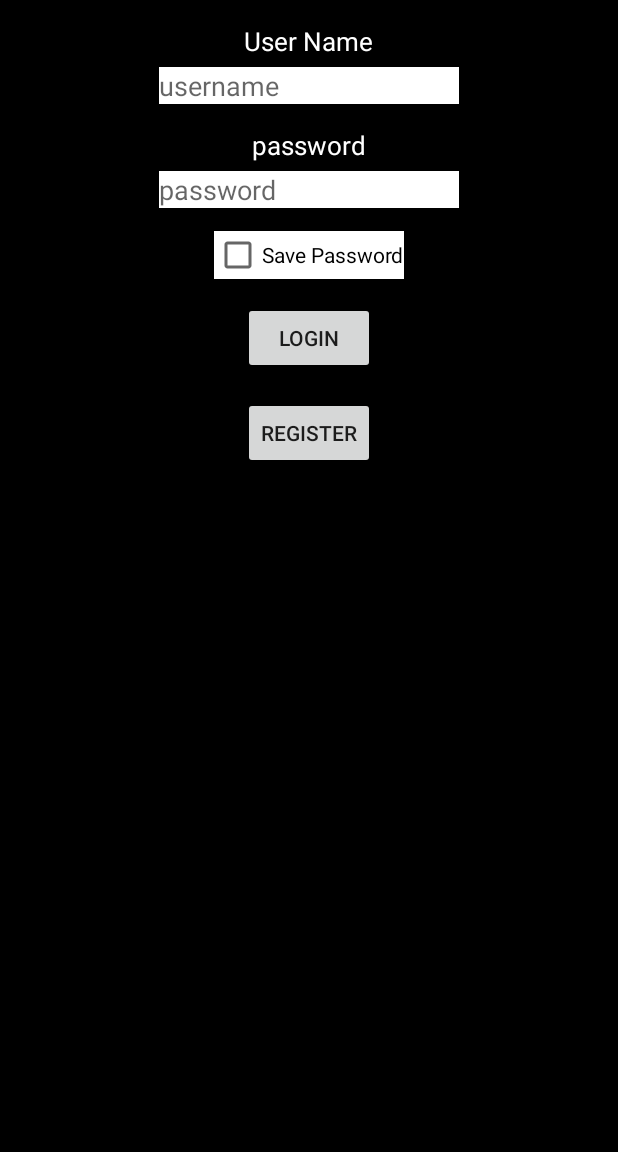
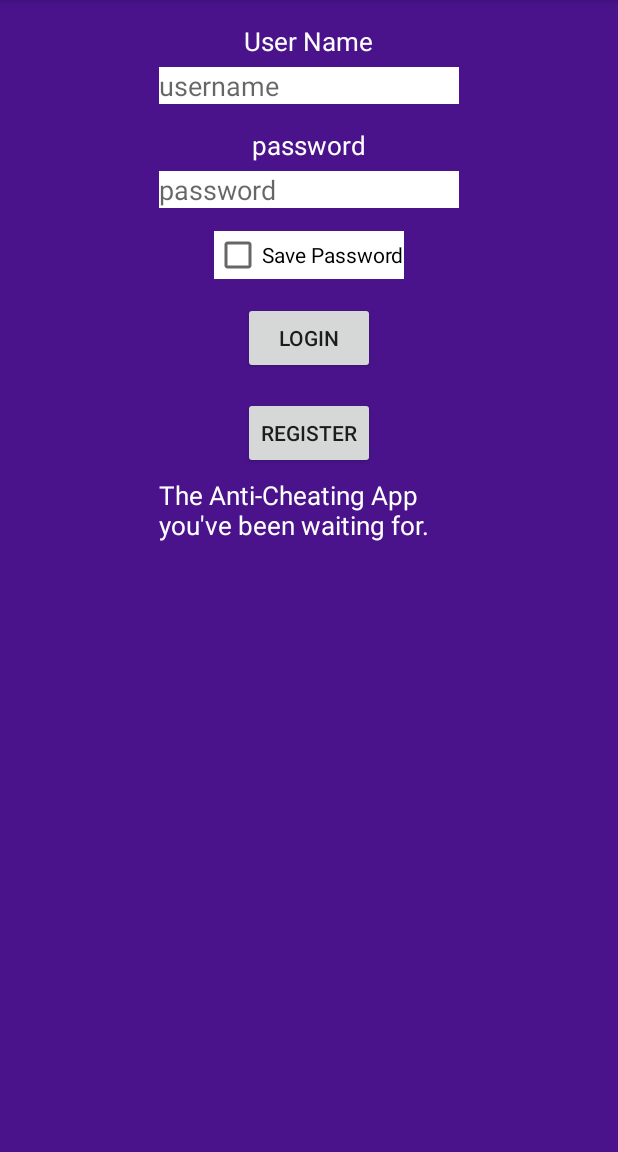
Before and after one commit to Waynekellman/JavaDon-tLie, an Android app: the screen it shows after launch (LoginActivity), on a phone screen of 412 x 824 dp, the part 84-1236 px from its top. Run offline under Robolectric (Android 15) with nearby library versions, the phone set to English and light mode, and no system bars; our stand-ins replace Room's generated code.

Commit message:
more design

```diff
--- a/app/src/main/java/com/nyc/javadontlie/StartActivity.java
+++ b/app/src/main/java/com/nyc/javadontlie/StartActivity.java
@@ -7,7 +7,6 @@ import android.support.v7.app.AppCompatActivity;
 import android.os.Bundle;
 import android.support.v7.widget.LinearLayoutManager;
 import android.support.v7.widget.RecyclerView;
-import android.util.Log;
 import android.view.Gravity;
 import android.view.LayoutInflater;
 import android.view.Menu;
@@ -194,7 +193,7 @@ public class StartActivity extends AppCompatActivity {
 
 
         switch (item.getItemId()) {
-            case R.id.about:
+            case R.id.about_start:
                 // get a reference to the already created main layout
                 LinearLayout mainLayout = (LinearLayout)
                         findViewById(R.id.start_main_layout);
--- a/app/src/main/res/layout-land/activity_login.xml
+++ b/app/src/main/res/layout-land/activity_login.xml
@@ -5,7 +5,7 @@
     android:id="@+id/login_layout"
     android:layout_width="match_parent"
     android:layout_height="match_parent"
-    android:background="#000"
+    android:background="#4a138c"
     android:orientation="vertical"
     tools:context="com.nyc.javadontlie.LoginActivity">
 
@@ -15,7 +15,7 @@
         android:layout_height="wrap_content"
         android:layout_gravity="center_horizontal"
         android:layout_marginBottom="5dp"
-        android:layout_marginTop="40dp"
+        android:layout_marginTop="15dp"
         android:text="User Name"
         android:textColor="#fff"
         android:textSize="17dp" />
@@ -83,4 +83,14 @@
             android:text="Register" />
     </RelativeLayout>
 
+    <TextView
+        android:layout_width="wrap_content"
+        android:layout_height="wrap_content"
+        android:layout_gravity="center_horizontal"
+        android:textColor="#fff"
+        android:textSize="17dp"
+        android:text="The Anti-Cheating App you've been waiting for."
+        android:layout_marginBottom="5dp"
+        />
+
 </LinearLayout>
--- a/app/src/main/res/layout/activity_login.xml
+++ b/app/src/main/res/layout/activity_login.xml
@@ -5,7 +5,7 @@
     android:layout_width="match_parent"
     android:layout_height="match_parent"
     android:orientation="vertical"
-    android:background="#000"
+    android:background="#4a138c"
     tools:context="com.nyc.javadontlie.LoginActivity"
     android:id="@+id/login_layout">
     <TextView
@@ -64,6 +64,17 @@
         android:layout_width="wrap_content"
         android:layout_height="wrap_content"
         android:layout_gravity="center_horizontal"
-        android:text="Register"/>
+        android:text="Register"
+        android:layout_marginBottom="5dp"
+        />
+    <TextView
+        android:layout_width="200dp"
+        android:layout_height="wrap_content"
+        android:layout_gravity="center_horizontal"
+        android:textColor="#fff"
+        android:textSize="17dp"
+        android:text="The Anti-Cheating App you've been waiting for."
+        android:layout_marginBottom="5dp"
+        />
 
 </LinearLayout>
--- a/app/src/main/res/layout/activity_register.xml
+++ b/app/src/main/res/layout/activity_register.xml
@@ -5,7 +5,7 @@
     android:layout_width="match_parent"
     android:layout_height="match_parent"
     android:orientation="vertical"
-    android:background="#000"
+    android:background="#4a138c"
     tools:context="com.nyc.javadontlie.RegisterActivity">
 
     <TextView
--- a/app/src/main/res/layout/activity_start.xml
+++ b/app/src/main/res/layout/activity_start.xml
@@ -6,7 +6,7 @@
     android:layout_height="match_parent"
     tools:context="com.nyc.javadontlie.StartActivity"
     android:orientation="vertical"
-    android:background="#000"
+    android:background="#4a138c"
     android:id="@+id/start_main_layout">
     <LinearLayout
         android:focusable="true"
@@ -17,7 +17,7 @@
         android:layout_width="match_parent"
         android:layout_height="wrap_content"
         android:orientation="horizontal"
-        android:background="#000">
+        android:background="#12005e">
         <Button
             android:id="@+id/new_game"
             android:layout_width="wrap_content"
--- a/app/src/main/res/layout/itemview.xml
+++ b/app/src/main/res/layout/itemview.xml
@@ -6,7 +6,7 @@
     android:layout_height="wrap_content"
     xmlns:card_view="http://schemas.android.com/apk/res-auto"
     tools:context="com.nyc.javadontlie.MoneyActivity"
-    android:background="#fff">
+    android:background="#7c42bd">
     <android.support.v7.widget.CardView
         android:layout_width="match_parent"
         android:layout_height="wrap_content"
@@ -16,7 +16,7 @@
         <LinearLayout
             android:layout_width="match_parent"
             android:layout_height="wrap_content"
-            android:background="#000">
+            android:background="#7c42bd">
             <TextView
                 android:id="@+id/game_name"
                 android:layout_width="wrap_content"
--- a/app/src/main/res/menu/log_menu.xml
+++ b/app/src/main/res/menu/log_menu.xml
@@ -5,5 +5,8 @@
         android:id="@+id/log_text_menu"
         android:title="Log"
         app:showAsAction="always|withText"/>
+    <item
+        android:id="@+id/about_log"
+        android:title="About"/>
 
 </menu>
--- a/app/src/main/res/values/strings.xml
+++ b/app/src/main/res/values/strings.xml
@@ -3,5 +3,6 @@
 
     <!-- TODO: Remove or change this placeholder text -->
     <string name="hello_blank_fragment">Hello blank fragment</string>
-    <string name="about_text">Create a new entry for a game or select an older game. The system will save a keep track of you money/lifepoints/score etc.</string>
+    <string name="about_text">Create a new entry for a game or select an older game. The system will keep track of your money/lifepoints/score etc.</string>
+    <string name="about_text_money">You can add or subtract from the displayed value and the log button will display all previous transactions</string>
 </resources>
```
Also changed, not shown: app/src/main/java/com/nyc/javadontlie/MoneyActivity.java (+33 -0 lines), app/src/main/res/layout-land/activity_money.xml (+11 -2 lines), app/src/main/res/layout/activity_money.xml (+11 -3 lines), app/src/main/res/layout/popup_window_money_activity.xml (+13 -2 lines), app/src/main/res/menu/start_menu.xml (+5 -3 lines).
